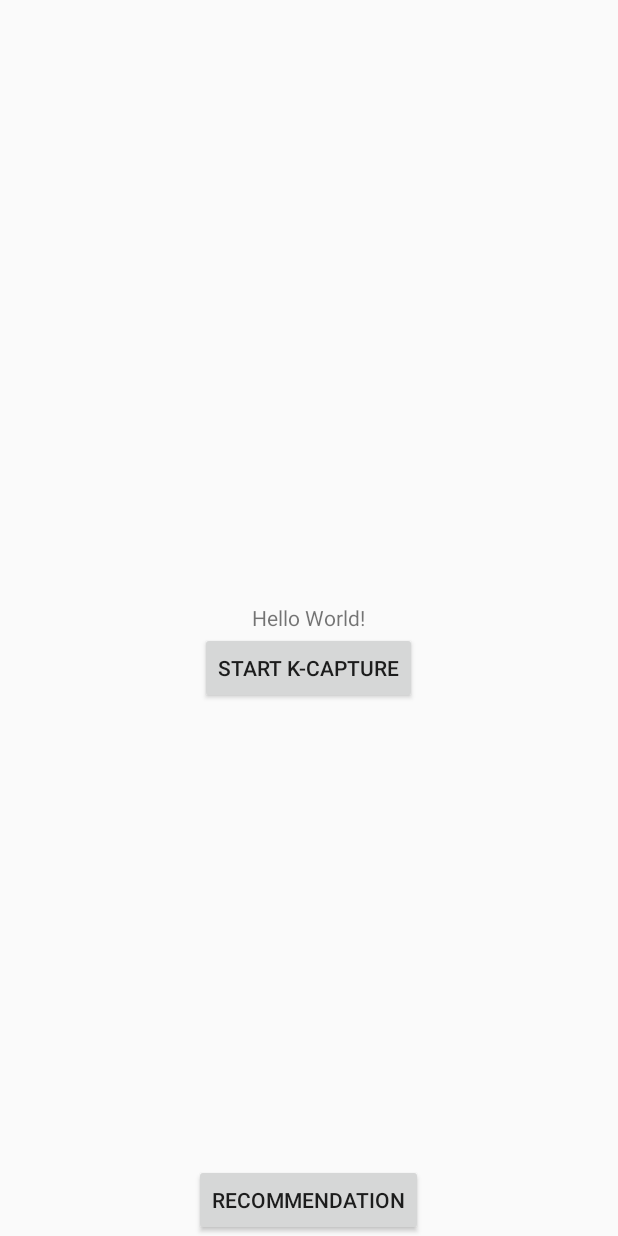
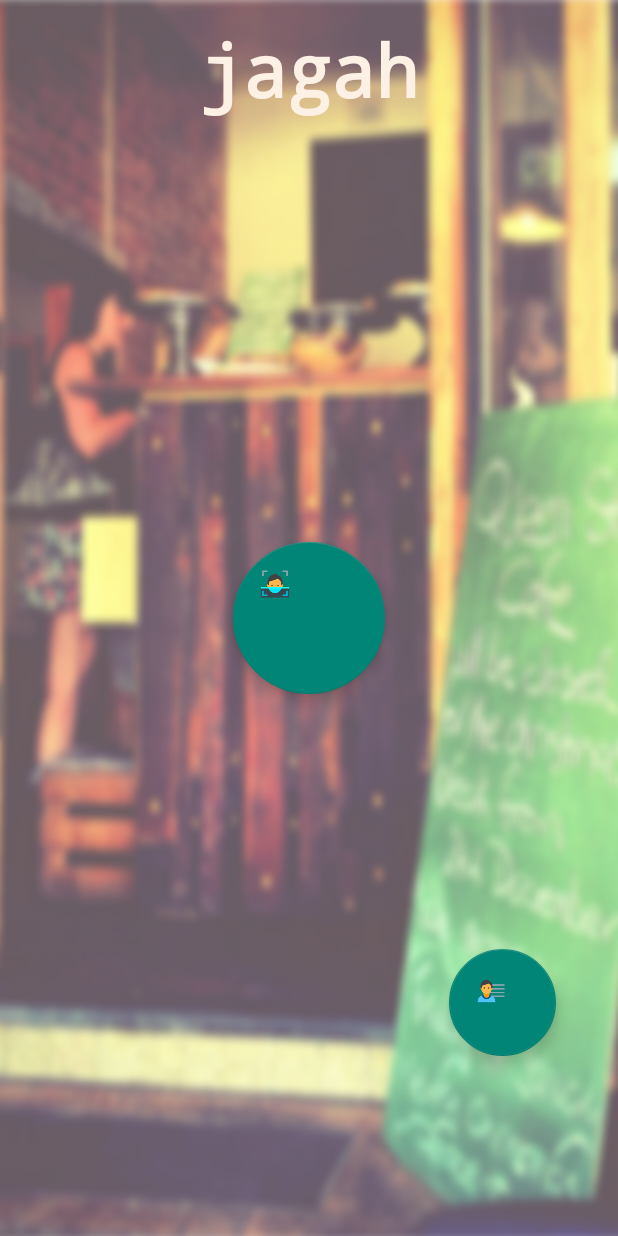
Before and after one commit to maquebex/Ellipse, an Android app: the screen it shows after launch (MainActivity), on a phone screen of 412 x 824 dp. Run offline under Robolectric (Android 15) with nearby library versions, the phone set to English and light mode, and no system bars; libraries missing offline, so code that uses them is left out: io.krumbs.sdk; 2 statements that could not run were skipped.

Commit message:
final UI changes

```diff
--- a/starterprojects/android/KrumbsSDKStarterProject/src/main/java/io/krumbs/sdk/starter/FoursquareAPI.java
+++ b/starterprojects/android/KrumbsSDKStarterProject/src/main/java/io/krumbs/sdk/starter/FoursquareAPI.java
@@ -141,7 +141,7 @@ public class FoursquareAPI extends AsyncTask{
             e.printStackTrace();
         }
         // make post call to backend
-        //int retCode = WebServiceCall.postData("http://ellipse.herokuapp.com/checkin", checkin);
-        int retCode = WebServiceCall.postData("http://192.168.0.25:5000/checkin", checkin);
+        int retCode = WebServiceCall.postData("http://ellipse.herokuapp.com/checkin", checkin);
+        //int retCode = WebServiceCall.postData("http://192.168.0.25:5000/checkin", checkin);
     }
 }
--- a/starterprojects/android/KrumbsSDKStarterProject/src/main/java/io/krumbs/sdk/starter/MainActivity.java
+++ b/starterprojects/android/KrumbsSDKStarterProject/src/main/java/io/krumbs/sdk/starter/MainActivity.java
@@ -6,6 +6,9 @@
 package io.krumbs.sdk.starter;
 
 import android.content.Context;
+import android.graphics.Color;
+import android.graphics.PorterDuff;
+import android.graphics.drawable.Drawable;
 import android.location.Location;
 import android.location.LocationManager;
 import android.net.ConnectivityManager;
@@ -16,7 +19,6 @@ import android.util.Log;
 import android.view.Menu;
 import android.view.MenuItem;
 import android.view.View;
-import android.widget.Button;
 
 import java.util.Map;
 
@@ -24,12 +26,11 @@ import io.krumbs.sdk.KrumbsSDK;
 import io.krumbs.sdk.krumbscapture.KCaptureCompleteListener;
 
 
-public class MainActivity extends AppCompatActivity {
+public class MainActivity extends AppCompatActivity{
   private View cameraView;
   private View startCaptureButton;
-  private View helloText;
   LocationManager locManager;
-  Button reco;
+  View reco;
     private MockLocationProvider mock;
     double fromLat=0; double fromLong=0;
     public static String userID ;
@@ -39,11 +40,14 @@ public class MainActivity extends AppCompatActivity {
 
     super.onCreate(savedInstanceState);
       setContentView(R.layout.activity_main);
-    startCaptureButton = findViewById(R.id.kcapturebutton);
-    reco = (Button) findViewById(R.id.recobutton);
-    helloText = findViewById(R.id.hello_world);
+
+      View buttonbackground = findViewById(R.id.kcapturebutton);
+      Drawable background = buttonbackground.getBackground();
+      background.setColorFilter(Color.argb(0,255,255,255), PorterDuff.Mode.MULTIPLY);
+
+      startCaptureButton = findViewById(R.id.kcapturebutton);
+    reco = findViewById(R.id.recommend);
     cameraView = findViewById(R.id.camera_container);
-
       // Set Mock location
       mock = new MockLocationProvider(LocationManager.GPS_PROVIDER, this);
       //Set test location
@@ -69,7 +73,6 @@ public class MainActivity extends AppCompatActivity {
             @Override
             public void onClick(View view) {
                 startCaptureButton.setVisibility(View.INVISIBLE);
-                helloText.setVisibility(View.INVISIBLE);
                 cameraView.setVisibility(View.VISIBLE);
                 startCapture();
             }
@@ -132,12 +135,10 @@ public class MainActivity extends AppCompatActivity {
                   Log.i("KRUMBS-CALLBACK", mediaJSONUrl + ", " + imagePath);
                   cameraView.setVisibility(View.INVISIBLE);
                   startCaptureButton.setVisibility(View.VISIBLE);
-                  helloText.setVisibility(View.VISIBLE);
               } else if (completionState == CompletionState.CAPTURE_CANCELLED ||
                       completionState == CompletionState.SDK_NOT_INITIALIZED) {
                   cameraView.setVisibility(View.INVISIBLE);
                   startCaptureButton.setVisibility(View.VISIBLE);
-                  helloText.setVisibility(View.VISIBLE);
               }
           }
       });
@@ -171,7 +172,4 @@ public class MainActivity extends AppCompatActivity {
            new FoursquareAPI(fromLat,fromLong,mediaJSONURL).execute();
        }
    }
-
-
-
 }
--- a/starterprojects/android/KrumbsSDKStarterProject/src/main/java/io/krumbs/sdk/starter/RecoListActivity.java
+++ b/starterprojects/android/KrumbsSDKStarterProject/src/main/java/io/krumbs/sdk/starter/RecoListActivity.java
@@ -38,7 +38,7 @@ public class RecoListActivity extends AppCompatActivity {
             ArrayList<String> listValues = new ArrayList<String>();
             for(int i = 0 ; i < responses.size() ; i++)
             {
-                String item = "<b>Event :</b>"+responses.get(i).get("title") + "<br><a href=\""+responses.get(i).get("url")+"\">"+"<b>Link :</b>"+"</a>"+ "<br><b>Info :</b>"+responses.get(i).get("desc");
+                String item = "<b>Event :</b>"+responses.get(i).get("title") + "<br><a href=\""+responses.get(i).get("url")+"\">"+"<b>Link</b>"+"</a>"+ "<br><b>Info :</b>"+responses.get(i).get("desc");
                 listValues.add(item);
             }
 
--- a/starterprojects/android/KrumbsSDKStarterProject/src/main/java/io/krumbs/sdk/starter/RecommendationAPI.java
+++ b/starterprojects/android/KrumbsSDKStarterProject/src/main/java/io/krumbs/sdk/starter/RecommendationAPI.java
@@ -9,7 +9,7 @@ import android.util.Log;
  * Created by phani on 3/10/16.
  */
 public class RecommendationAPI extends AsyncTask {
-    final String ENDPOINT = "http://192.168.0.25:5000/recommend";
+    final String ENDPOINT = "http://ellipse.herokuapp.com/recommend";//"http://192.168.0.25:5000/recommend";
     double latitude;
     double longtitude;
 
--- a/starterprojects/android/KrumbsSDKStarterProject/src/main/res/layout/activity_main.xml
+++ b/starterprojects/android/KrumbsSDKStarterProject/src/main/res/layout/activity_main.xml
@@ -12,35 +12,51 @@
     android:paddingTop="@dimen/activity_vertical_margin"
     android:paddingBottom="@dimen/activity_vertical_margin"
     tools:context=".MainActivity"
-    android:id="@+id/parent_container">
-
-    <TextView
-        android:text="@string/hello_world"
-        android:layout_width="wrap_content"
-        android:layout_height="wrap_content"
-        android:layout_centerVertical="true"
-        android:layout_centerHorizontal="true"
-        android:id="@+id/hello_world" />
-
-    <Button
-        android:layout_width="wrap_content"
-        android:layout_height="wrap_content"
-        android:text="@string/kcapturebuttonLabel"
-        android:id="@+id/kcapturebutton"
-        android:layout_below="@+id/hello_world"
-        android:layout_centerHorizontal="true" />
+    android:id="@+id/parent_container"
+    android:background="@drawable/bkg3">
 
     <FrameLayout
         android:layout_width="match_parent"
         android:layout_height="match_parent"
-        android:id="@+id/camera_container">
+        android:id="@+id/camera_container"
+        android:layout_alignParentTop="true"
+        android:layout_alignParentLeft="true"
+        android:layout_alignParentStart="true">
 
-        <Button
-            android:layout_width="wrap_content"
+        <android.support.design.widget.FloatingActionButton
+            android:layout_width="105dp"
+            android:layout_height="101dp"
+            android:text="@string/kcapturebuttonLabel"
+            android:id="@+id/kcapturebutton"
+            android:src="@drawable/kcap_large"
+            android:layout_gravity="center"
+            android:contentDescription="kcapturebutton"
+            android:background="@null"
+            android:scaleType="fitXY" />
+
+        <android.support.design.widget.FloatingActionButton
+            android:layout_width="71dp"
+            android:layout_height="74dp"
+            android:id="@+id/recommend"
+            android:layout_marginRight="41dp"
+            android:layout_marginEnd="41dp"
+            android:layout_marginBottom="120dp"
+            android:src="@drawable/reco"
+            android:layout_gravity="right|bottom" />
+
+        <TextView
+            android:layout_width="193dp"
             android:layout_height="wrap_content"
-            android:text="Recommendation"
-            android:id="@+id/recobutton"
-            android:layout_gravity="center_horizontal|bottom" />
+            android:id="@+id/title"
+            android:layout_gravity="center_horizontal|top"
+            android:text="jagah"
+            android:layout_marginTop="20px"
+            android:typeface="monospace"
+            android:textStyle="bold"
+            android:textSize="22pt"
+            android:textAlignment="center"
+            android:textColor="#fdf0e5"
+            android:gravity="center_horizontal" />
     </FrameLayout>
 
 </RelativeLayout>
--- a/starterprojects/android/KrumbsSDKStarterProject/src/main/res/layout/content_reco_list.xml
+++ b/starterprojects/android/KrumbsSDKStarterProject/src/main/res/layout/content_reco_list.xml
@@ -28,5 +28,5 @@
         android:layout_alignParentBottom="true"
         android:layout_alignParentRight="true"
         android:layout_alignParentEnd="true"
-        android:src="@drawable/com_mixpanel_android_ic_phone" />
+        android:src="@drawable/homeb" />
 </RelativeLayout>
```
Also changed, not shown: starterprojects/android/KrumbsSDKStarterProject/src/main/res/drawable-hdpi/bkg.png (added), starterprojects/android/KrumbsSDKStarterProject/src/main/res/drawable-hdpi/bkg2.png (added), starterprojects/android/KrumbsSDKStarterProject/src/main/res/drawable-hdpi/bkg3.png (added), starterprojects/android/KrumbsSDKStarterProject/src/main/res/drawable-hdpi/home.png (added), starterprojects/android/KrumbsSDKStarterProject/src/main/res/drawable-hdpi/homeb.png (added), starterprojects/android/KrumbsSDKStarterProject/src/main/res/drawable-hdpi/kcap.png (added), starterprojects/android/KrumbsSDKStarterProject/src/main/res/drawable-hdpi/kcap_large.png (added), starterprojects/android/KrumbsSDKStarterProject/src/main/res/drawable-hdpi/reco.png (added), 2 other files. Lines whose indentation alone changed are shown as unchanged.
